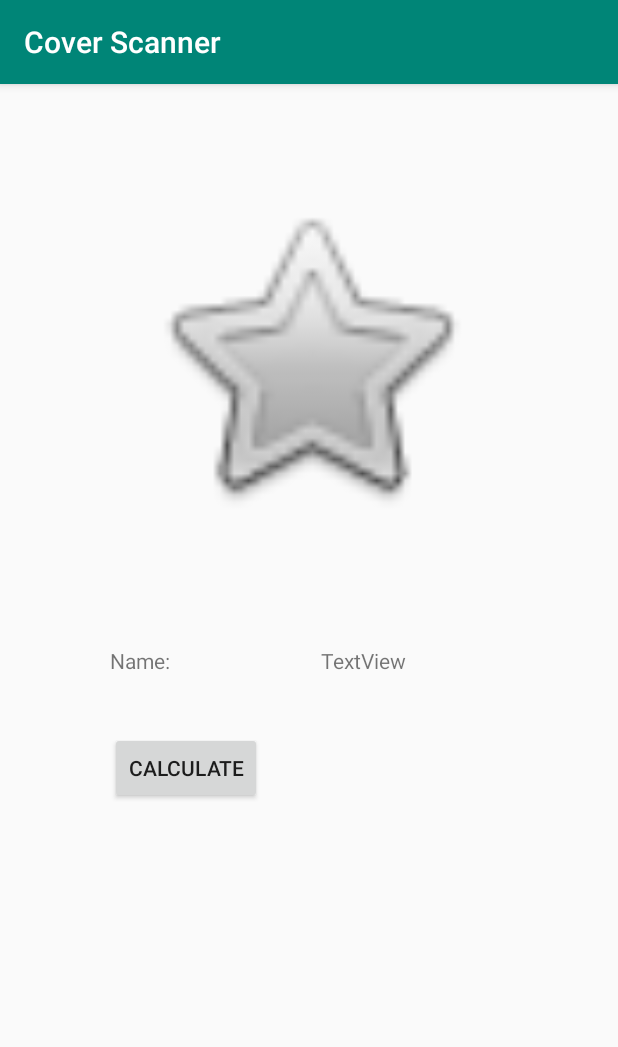
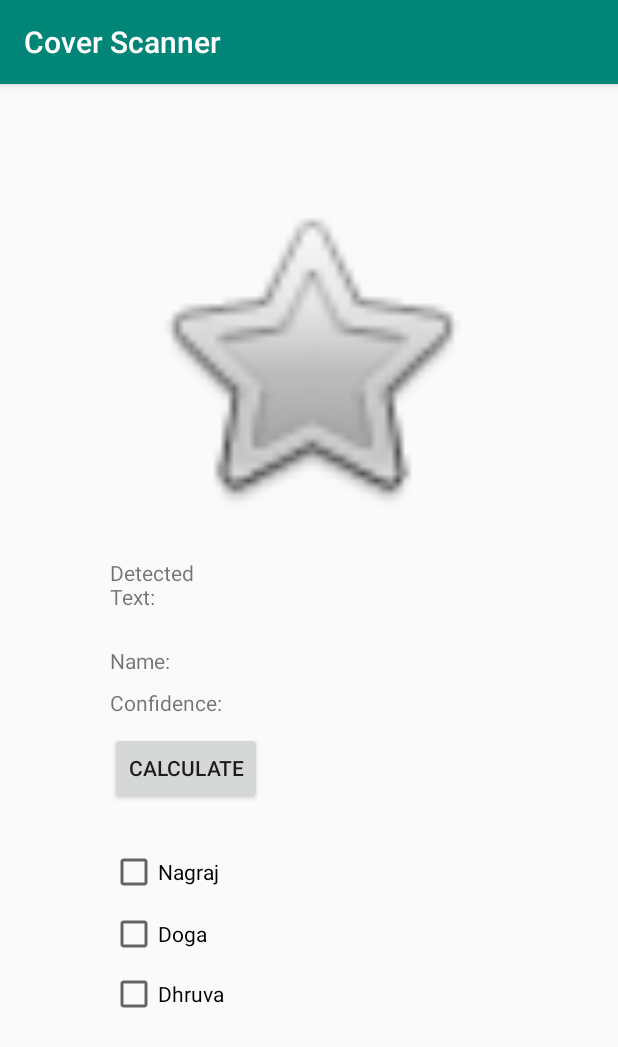
Before and after one commit to LukeTeaKirk/scannerapp, an Android app: the CoverActivity screen opened directly, with no data from a screen before it, on a phone screen of 412 x 824 dp. Shown: the top 1047 px of the screen. Run offline under Robolectric (Android 15) with nearby library versions, the phone set to English and light mode, and no system bars; libraries missing offline, so code that uses them is left out: com.google.firebase.ml.

Commit message:
Created method to reset views

```diff
--- a/app/src/main/java/com/rajcomics/scannerapp/CoverActivity.java
+++ b/app/src/main/java/com/rajcomics/scannerapp/CoverActivity.java
@@ -27,6 +27,8 @@ import android.util.SparseIntArray;
 import android.view.Surface;
 import android.view.View;
 import android.widget.Button;
+import android.widget.CheckBox;
+import android.widget.CheckedTextView;
 import android.widget.ImageView;
 import android.widget.TextView;
 
@@ -95,6 +97,7 @@ public class CoverActivity extends AppCompatActivity {
         calcbutton.setOnClickListener(new View.OnClickListener() {
 
             public void onClick(View v) {
+                reset();
                 main(bitmap7);
             }
         });
@@ -240,6 +243,16 @@ public class CoverActivity extends AppCompatActivity {
         BarcodeImage.setImageBitmap(bmOut);
         return bmOut;
     }
+    public void reset(){
+        TextView detected = findViewById(R.id.detectedtext);
+        CheckBox nagraj = findViewById(R.id.nagraj);
+        CheckBox doga = findViewById(R.id.doga);
+        CheckBox dhruv = findViewById(R.id.dhruva);
+        detected.setText("");
+        nagraj.setChecked(false);
+        doga.setChecked(false);
+        dhruv.setChecked(false);
+    }
 
     public void getAverageColor(Bitmap bitmap){
         bitmap = toGrayscale(bitmap);
@@ -352,13 +365,16 @@ public class CoverActivity extends AppCompatActivity {
                         public void onSuccess(List<FirebaseVisionImageLabel> labels) {
                             Log.d("Characters", "success");
                             int x = 0;
+
                             for (FirebaseVisionImageLabel label: labels) {
 
                                 String text = label.getText();
                                 float confidence = label.getConfidence();
                                 if (x == 0){
                                     TextView chare = findViewById(R.id.textView5);
+                                    TextView chare2 = findViewById(R.id.confidencetext);
                                     chare.setText(text);
+                                    chare2.setText(String.valueOf(confidence));
                                 }
                                 Log.d("Characters", "running");
                                 Log.d("Characters", "Text: " + text + " confidence: " + confidence);
--- a/app/src/main/res/layout/activity_cover.xml
+++ b/app/src/main/res/layout/activity_cover.xml
@@ -42,7 +42,79 @@
         android:layout_height="28dp"
         android:layout_marginStart="25dp"
         android:layout_marginTop="79dp"
-        android:text="TextView"
+        android:text=" "
         app:layout_constraintStart_toEndOf="@+id/NameView"
         app:layout_constraintTop_toBottomOf="@+id/coverView" />
+
+    <TextView
+        android:id="@+id/Confidence"
+        android:layout_width="wrap_content"
+        android:layout_height="wrap_content"
+        android:layout_marginStart="73dp"
+        android:layout_marginTop="2dp"
+        android:text="Confidence:"
+        app:layout_constraintStart_toStartOf="parent"
+        app:layout_constraintTop_toBottomOf="@+id/NameView" />
+
+    <TextView
+        android:id="@+id/confidencetext"
+        android:layout_width="147dp"
+        android:layout_height="28dp"
+        android:layout_marginStart="64dp"
+        android:text=" "
+        app:layout_constraintStart_toEndOf="@+id/Confidence"
+        app:layout_constraintTop_toBottomOf="@+id/textView5" />
+
+    <CheckBox
+        android:id="@+id/nagraj"
+        android:layout_width="wrap_content"
+        android:layout_height="wrap_content"
+        android:layout_marginStart="73dp"
+        android:layout_marginTop="29dp"
+        android:text="Nagraj"
+        app:layout_constraintStart_toStartOf="parent"
+        app:layout_constraintTop_toBottomOf="@+id/calcbutton" />
+
+    <CheckBox
+        android:id="@+id/doga"
+        android:layout_width="wrap_content"
+        android:layout_height="wrap_content"
+        android:layout_marginStart="73dp"
+        android:layout_marginTop="9dp"
+        android:text="Doga"
+        app:layout_constraintStart_toStartOf="parent"
+        app:layout_constraintTop_toBottomOf="@+id/nagraj" />
+
+    <CheckBox
+        android:id="@+id/dhruva"
+        android:layout_width="wrap_content"
+        android:layout_height="wrap_content"
+        android:layout_marginStart="73dp"
+        android:layout_marginTop="8dp"
+        android:text="Dhruva"
+        app:layout_constraintStart_toStartOf="parent"
+        app:layout_constraintTop_toBottomOf="@+id/doga" />
+
+    <TextView
+        android:id="@+id/text"
+        android:layout_width="79dp"
+        android:layout_height="36dp"
+        android:layout_marginStart="73dp"
+        android:layout_marginTop="29dp"
+        android:layout_marginBottom="31dp"
+        android:text="Detected Text:"
+        app:layout_constraintBottom_toTopOf="@+id/NameView"
+        app:layout_constraintStart_toStartOf="parent"
+        app:layout_constraintTop_toBottomOf="@+id/coverView" />
+
+    <TextView
+        android:id="@+id/detectedtext"
+        android:layout_width="149dp"
+        android:layout_height="46dp"
+        android:layout_marginTop="29dp"
+        android:layout_marginEnd="49dp"
+        android:layout_marginBottom="4dp"
+        app:layout_constraintBottom_toTopOf="@+id/textView5"
+        app:layout_constraintEnd_toEndOf="parent"
+        app:layout_constraintTop_toBottomOf="@+id/coverView" />
 </androidx.constraintlayout.widget.ConstraintLayout>
```
